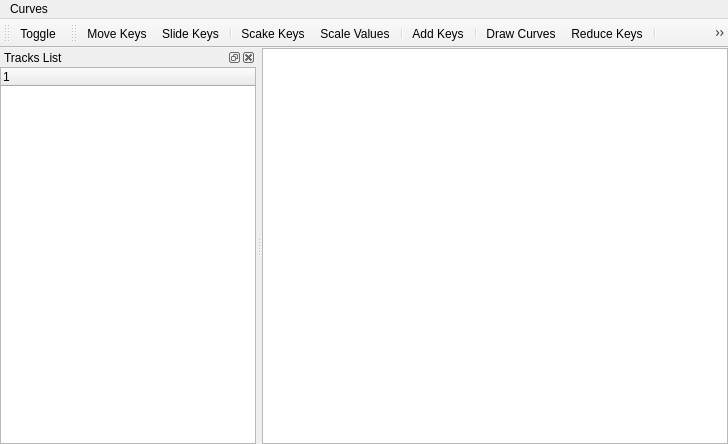
huangdonghai/axonengine, file axengine/src/axeditorapp/gfxtrackedit.ui: the form before one commit.
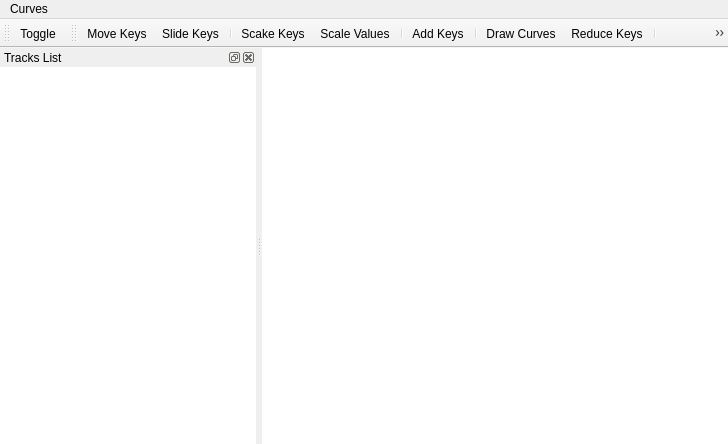
The form after the commit. Icons and pictures are not drawn.

Commit message: work on gfx system

```diff
--- a/axengine/src/axeditorapp/gfxtrackedit.ui
+++ b/axengine/src/axeditorapp/gfxtrackedit.ui
@@ -21,7 +21,11 @@
      <number>0</number>
     </property>
     <item>
-     <widget class="QGraphicsView" name="graphicsView" />
+     <widget class="QGraphicsView" name="graphicsView">
+      <property name="frameShape">
+       <enum>QFrame::NoFrame</enum>
+      </property>
+     </widget>
     </item>
    </layout>
   </widget>
@@ -115,6 +119,12 @@
          <height>0</height>
         </size>
        </property>
+       <property name="frameShape">
+        <enum>QFrame::NoFrame</enum>
+       </property>
+       <attribute name="headerVisible">
+        <bool>false</bool>
+       </attribute>
        <column>
         <property name="text" >
          <string>1</string>
@@ -279,7 +289,7 @@
    </property>
   </action>
  </widget>
- <layoutdefault spacing="6" margin="11" />
+ <layoutdefault spacing="6" margin="11"/>
  <resources>
   <include location="resources/editor.qrc" />
  </resources>
```
Left out of the diff: 219 changed lines with no effect on the pictures.
